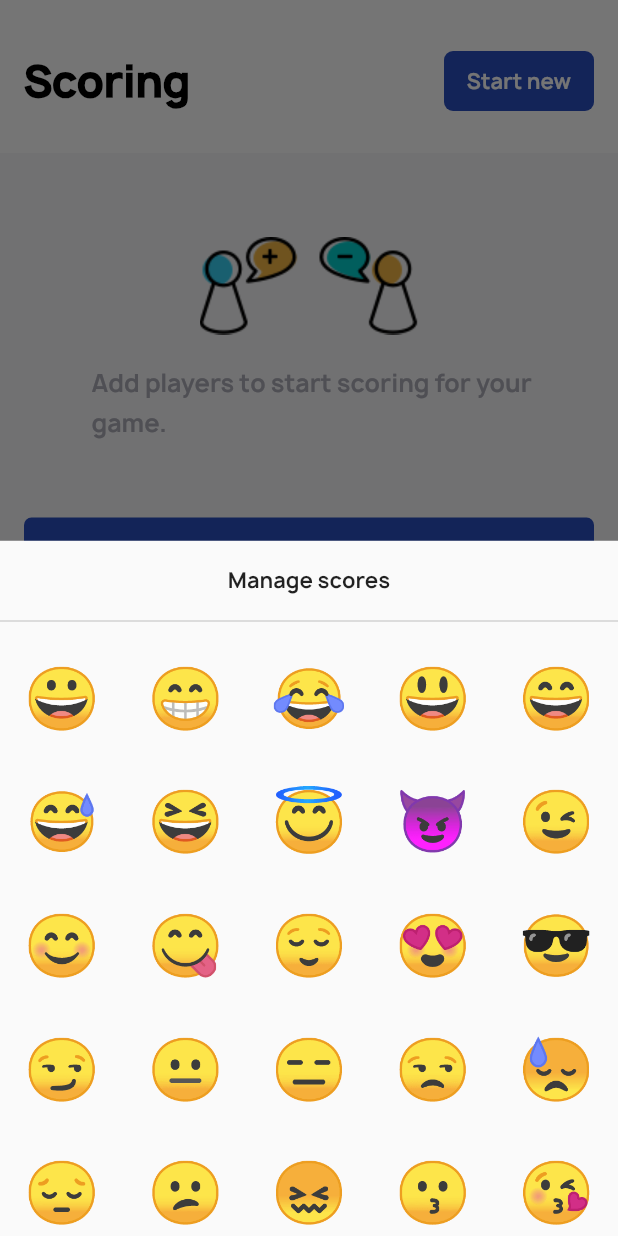
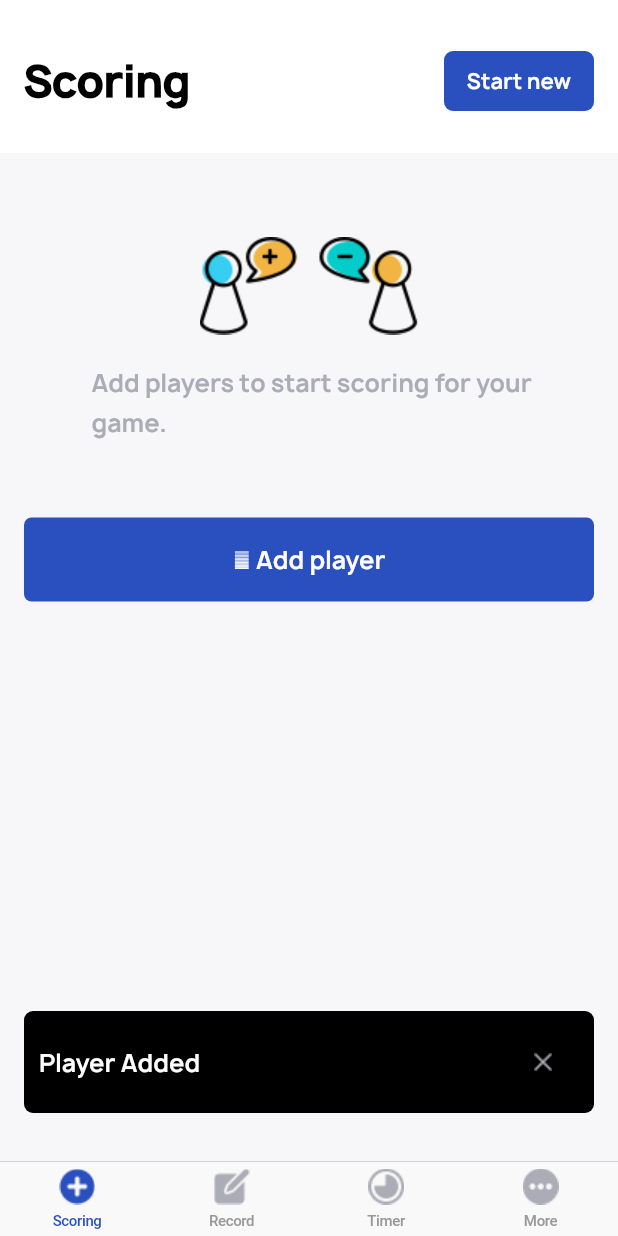
Before and after one commit to MaXiao/The_Meeple, a Flutter app: the screen it shows after launch, after a tap on "Start new", on a phone screen of 412 x 824 dp. Run offline on Flutter 3.47's test engine with Material 2 defaults, Android fonts, the phone set to English and light mode, and no system bars; our stand-ins replace flutter_slidable, rxdart, sqflite; accounts and stored records are empty.

Commit message:
add toast lib

```diff
--- a/the_meeple/lib/models/Player.dart
+++ b/the_meeple/lib/models/Player.dart
@@ -8,7 +8,7 @@ class Player {
   Player(this.name, this.created, this.lastPlayed);
 
   @override
-  bool operator ==(other) => (other is Player) && (other.name == name);
+  bool operator ==(other) => (other is Player) && (other.name.toLowerCase() == name.toLowerCase());
 
   @override
   int get hashCode => name.hashCode;
--- a/the_meeple/lib/screens/add_player_bloc.dart
+++ b/the_meeple/lib/screens/add_player_bloc.dart
@@ -10,8 +10,8 @@ class AddPlayerScreenBloc {
 
   final BehaviorSubject<List<Player>> _playersHolder = BehaviorSubject<List<Player>>();
   final BehaviorSubject<List<Player>> _selectedPlayersHolder = BehaviorSubject<List<Player>>();
-  final BehaviorSubject<String> _toastMessage = BehaviorSubject<String>();
 
+  final StreamController<String> _toastMessage = StreamController<String>();
   final StreamController<List<Player>> _playersSelectionController = StreamController<List<Player>>();
   final StreamController<Player> _playerSelectionToggleController = StreamController<Player>();
   final StreamController<String> _playerCreationController = StreamController<String>();
@@ -41,10 +41,14 @@ class AddPlayerScreenBloc {
     });
 
     _playerCreationController.stream.listen((name) {
+      if (name.length == 0) {
+        return;
+      }
+
       final player = Player(name, DateTime.now(), DateTime.now());
 
       if (_players.contains(player)) {
-        _toastMessage.add("There is another recorded player named ${player.name}. ");
+        _toastMessage.sink.add("There is another recorded player named ${player.name}. ");
       } else {
         Player.saveUser(name);
 
@@ -52,6 +56,8 @@ class AddPlayerScreenBloc {
         _selectedPlayers.add(player);
         _playersHolder.add(_players);
         _selectedPlayersHolder.add(_selectedPlayers);
+
+        _toastMessage.sink.add("Player added");
       }
     });
   }
@@ -62,6 +68,7 @@ class AddPlayerScreenBloc {
     _playerSelectionToggleController.close();
     _playerCreationController.close();
     _toggleCancelButton.close();
+    _toastMessage.close();
   }
 
   Sink<List<Player>> get selectPlayers => _playersSelectionController.sink;
--- a/the_meeple/lib/screens/add_player_screen.dart
+++ b/the_meeple/lib/screens/add_player_screen.dart
@@ -5,6 +5,7 @@ import 'package:the_meeple/models/player.dart';
 import 'package:the_meeple/screens/add_player_bloc.dart';
 import 'package:the_meeple/utils/MeepleColors.dart';
 import 'package:the_meeple/utils/Views/empty_view.dart';
+import 'package:the_meeple/utils/Views/toast.dart';
 
 class AddPlayerInherited extends InheritedWidget {
   final List<Player> selectedPlayers;
@@ -48,6 +49,17 @@ class AddPlayerScreenState extends State<PlayerScreen> {
   }
 
   @override
+  void didChangeDependencies() {
+    super.didChangeDependencies();
+
+    // toast handling
+    _bloc.toast.listen((msg) {
+      showToast(context, msg);
+    });
+
+  }
+
+  @override
   Widget build(BuildContext context) {
     _bloc.selectPlayers.add(_selectedPlayers);
 
@@ -81,6 +93,7 @@ class AddPlayerScreenState extends State<PlayerScreen> {
       automaticallyImplyLeading: false,
       leading: StreamBuilder(
         stream: _bloc.showCancelBtn,
+        initialData: true,
         builder: (context, snapshot) {
           if (snapshot.hasData && snapshot.data != null) {
             return snapshot.data ? FlatButton(
@@ -116,6 +129,7 @@ class AddPlayerScreenState extends State<PlayerScreen> {
               onPressed: () {
                 Navigator.pop(context, snapshot.data);
               },
+
             );
           } else {
             return EmptyView();
--- a/the_meeple/lib/screens/scoring_screen.dart
+++ b/the_meeple/lib/screens/scoring_screen.dart
@@ -10,6 +10,7 @@ import 'package:the_meeple/utils/MeepleColors.dart';
 import 'package:flutter_slidable/flutter_slidable.dart';
 import 'package:the_meeple/utils/Views/emoji_picker_view.dart';
 import 'package:the_meeple/utils/Views/meeple_bottom_sheet.dart';
+import 'package:the_meeple/utils/Views/toast.dart';
 
 class ScoringInherited extends InheritedWidget {
   final ScoringBloc bloc;
@@ -95,18 +96,19 @@ class ScoringScreenState extends State<ScoringScreen> {
               )),
             ),
             onPressed: () {
-              showModalBottomSheet(
-                  context: context,
-                  builder: (BuildContext context) {
-                    return MeepleBottomSheet(
-                      content: EmojiPickerView(),
-                    );
-                  });
+//              showModalBottomSheet(
+//                  context: context,
+//                  builder: (BuildContext context) {
+//                    return MeepleBottomSheet(
+//                      content: EmojiPickerView(),
+//                    );
+//                  });
 //              showDialog(
 //                  context: context,
 //                  builder: (BuildContext context) {
 //                    return MeepleAlert(bloc: _bloc);
 //                  });
+            showToast(context, "Player Added");
             },
           )
         ],
--- /dev/null
+++ b/the_meeple/lib/utils/Views/toast.dart
@@ -0,0 +1,110 @@
+import 'package:flutter/material.dart';
+import 'package:flutter/widgets.dart';
+
+class Toast extends StatefulWidget {
+  final String title;
+  final Color backgroundColor;
+
+  Toast({
+    Key key,
+    this.title,
+    this.backgroundColor = Colors.black,
+  });
+
+  @override
+  State<StatefulWidget> createState() {
+    return _ToastState();
+  }
+
+  static final ToastDurationShort = Duration(seconds: 2);
+  static final ToastDurationLong = Duration(seconds: 4);
+  static final ToastDurationExtraLong = Duration(seconds: 6);
+}
+
+class _ToastState extends State<Toast> {
+  @override
+  Widget build(BuildContext context) {
+    final insets = MediaQuery.of(context).viewInsets;
+    final size = MediaQuery.of(context).size;
+
+    return Positioned(
+        top: (size.height - insets.bottom) - 150,
+        left: 16,
+        child: Material(
+          color: Colors.transparent,
+          child: Container(
+            width: size.width - 32,
+            decoration: BoxDecoration(
+                color: widget.backgroundColor,
+                borderRadius: BorderRadius.circular(6)),
+            child: Padding(
+              padding: const EdgeInsets.fromLTRB(10, 10, 10, 10),
+              child: Row(
+                mainAxisAlignment: MainAxisAlignment.spaceBetween,
+                crossAxisAlignment: CrossAxisAlignment.center,
+                children: <Widget>[
+                  Flexible(
+                    child: Text(
+                      widget.title,
+                      style: TextStyle(color: Colors.white, fontSize: 16),
+                    ),
+                  ),
+                  IconButton(
+                    icon: Image.asset('assets/images/ic_close.png'),
+                    onPressed: () {
+                      hideToast(context);
+                    },
+                  )
+                ],
+              ),
+            ),
+          ),
+        ));
+  }
+}
+
+showToast(BuildContext context, String title,
+    {Color backgroundColor: Colors.black}) async {
+  final overlay = Overlay.of(context);
+
+  final entry = OverlayEntry(builder: (BuildContext context) {
+    return Toast(title: title, backgroundColor: backgroundColor);
+    ;
+  });
+
+  ToastManager().addToast(entry);
+
+  overlay.insert(entry);
+
+  await new Future.delayed(Toast.ToastDurationShort);
+
+  entry.remove();
+}
+
+hideToast(BuildContext context) {
+  ToastManager().dismiss();
+}
+
+class ToastManager {
+  ToastManager._();
+
+  static ToastManager _instance;
+
+  factory ToastManager() {
+    _instance ??= ToastManager._();
+    return _instance;
+  }
+
+  Set<OverlayEntry> toastSet = Set();
+
+  void dismiss() {
+    toastSet.toList().forEach((v) {
+      toastSet.remove(v);
+      v.remove();
+    });
+  }
+
+  void addToast(OverlayEntry entry) {
+    toastSet.add(entry);
+  }
+}
--- a/the_meeple/pubspec.yaml
+++ b/the_meeple/pubspec.yaml
@@ -44,6 +44,7 @@ flutter:
     - assets/images/ic_add.png
     - assets/images/ic_add_blue.png
     - assets/images/ic_manage.png
+    - assets/images/ic_close.png
     - assets/images/chevron_right.png
     - assets/images/ic_action_save.png
     - assets/images/ic_action_reset.png
```
